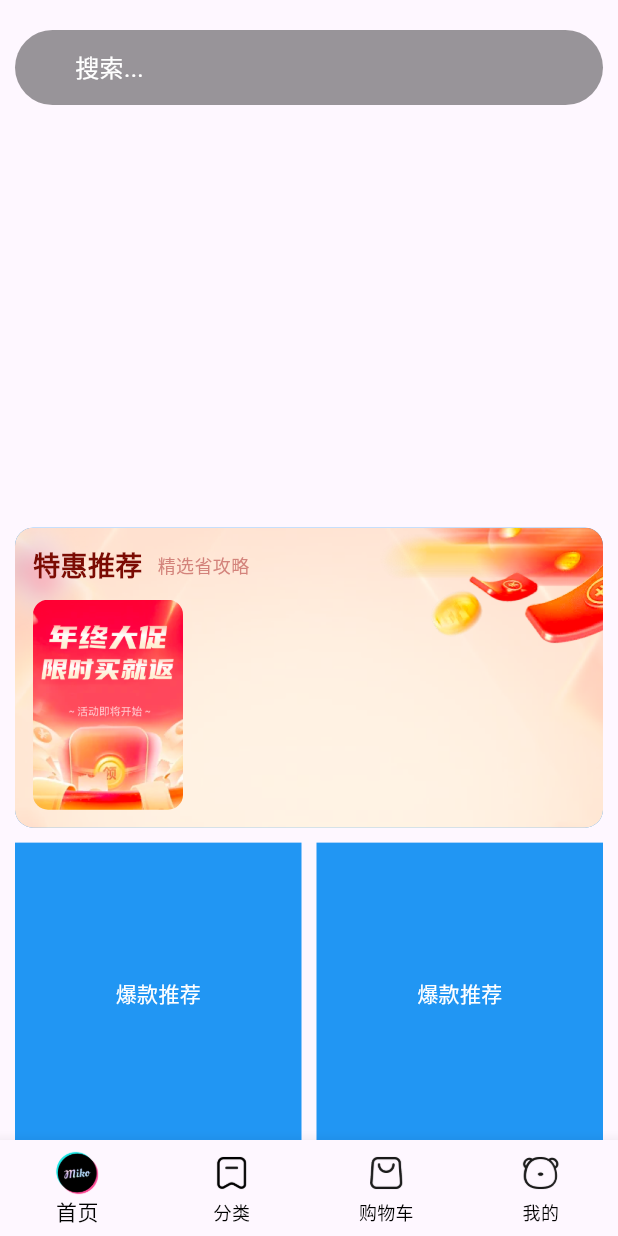
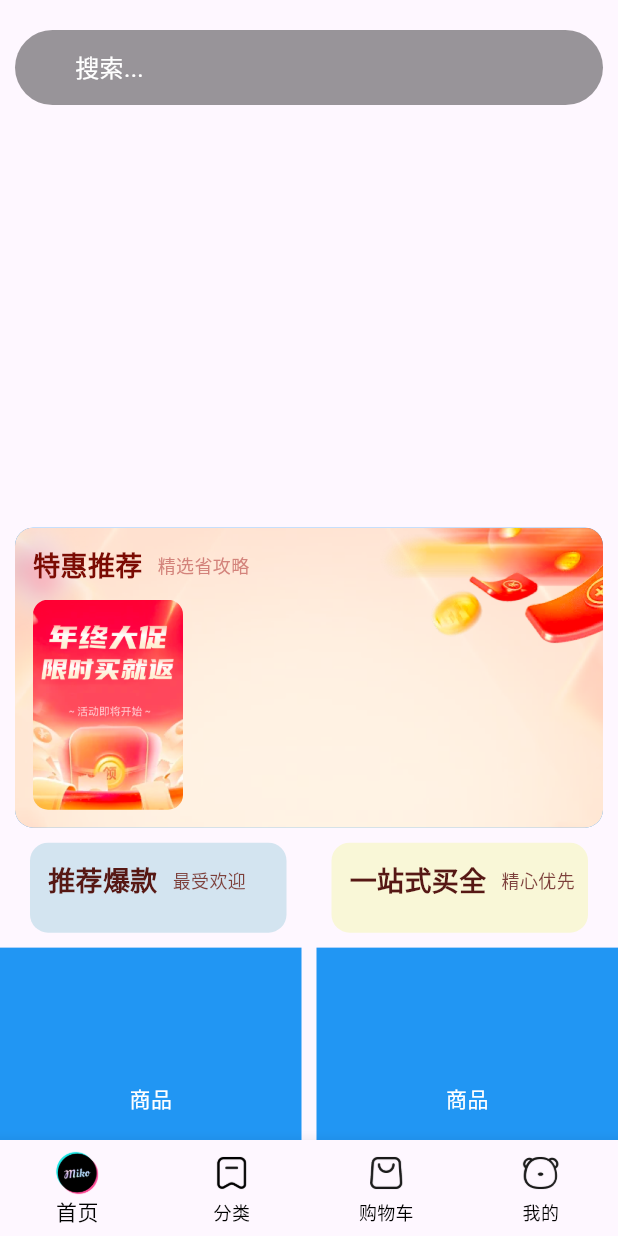
Before and after one commit to bleackking/bd_shop, a Flutter app: the screen it shows after launch, on a phone screen of 412 x 824 dp. Run offline on Flutter 3.47's test engine with Material 3 defaults, Android fonts, the phone set to English and light mode, and no system bars; drawn by our look-alikes of carousel_slider; our stand-ins replace dio; network calls fail.

Commit message:
实现爆款推荐和一站买全

```diff
--- a/lib/components/Home/BdHot.dart
+++ b/lib/components/Home/BdHot.dart
@@ -1,21 +1,111 @@
+import 'package:bd_shop/viewmodels/home.dart';
 import 'package:flutter/material.dart';
 
 // 爆款组件
 class BdHot extends StatefulWidget {
-  const BdHot({super.key});
+  // 热榜推荐
+  final SpecialRecommendResult result;
+  // 类型
+  final String type;
+  const BdHot({super.key, required this.result, required this.type});
 
   @override
   State<BdHot> createState() => _BdHotState();
 }
 
 class _BdHotState extends State<BdHot> {
+  // 获取前两条数据
+  // 类似于计算属性 .xxx就可以调用
+  // 方法() 调用
+  List<GoodsItem> get _items {
+    if (widget.result.subTypes.isEmpty) {
+      return [];
+    }
+    return widget.result.subTypes.first.goodsItems.items.take(2).toList();
+  }
+
+  // 构建子项
+  List<Widget> _getChildrenList() {
+    return _items.map((item) {
+      return Container(
+        width: 80,
+        decoration: BoxDecoration(borderRadius: BorderRadius.circular(12)),
+        child: Column(
+          mainAxisAlignment: MainAxisAlignment.center,
+          children: [
+            ClipRRect(
+              borderRadius: BorderRadius.circular(12),
+              child: Image.network(
+                item.picture,
+                errorBuilder: (context, error, stackTrace) =>
+                    Image.asset("lib/asset/images/1.jpg"),
+                width: 80,
+                height: 100,
+                fit: BoxFit.cover,
+              ),
+            ),
+            const SizedBox(height: 5),
+            Text(
+              "￥${item.price ?? 0}",
+              style: const TextStyle(
+                fontSize: 12,
+                color: Color.fromARGB(255, 86, 24, 20),
+              ),
+            ),
+          ],
+        ),
+      );
+    }).toList();
+  }
+
+  // 头部
+  Widget _buildHeader() {
+    return Row(
+      children: [
+        Text(
+          widget.type == "step" ? "一站式买全" : "推荐爆款",
+          style: const TextStyle(
+            color: Color.fromARGB(255, 86, 24, 20),
+            fontSize: 18,
+            fontWeight: FontWeight.w700,
+          ),
+        ),
+        const SizedBox(width: 10),
+        Text(
+          widget.type == "step" ? "精心优先" : "最受欢迎",
+          style: const TextStyle(
+            color: Color.fromARGB(255, 124, 63, 58),
+            fontSize: 12,
+          ),
+        ),
+      ],
+    );
+  }
+
   @override
   Widget build(BuildContext context) {
-    return Container(
-      color: Colors.blue,
-      alignment: Alignment.center,
-      height: 200,
-      child: Text("爆款推荐", style: TextStyle(color: Colors.white)),
+    return Padding(
+      padding: const EdgeInsets.symmetric(horizontal: 10),
+      child: Container(
+        alignment: Alignment.center,
+        padding: const EdgeInsets.all(12),
+        decoration: BoxDecoration(
+          borderRadius: BorderRadius.circular(12),
+          color: widget.type == "step"
+              ? const Color.fromARGB(255, 249, 247, 215)
+              : const Color.fromARGB(255, 211, 228, 240),
+        ),
+        child: Column(
+          children: [
+            _buildHeader(),
+            const SizedBox(height: 10),
+            Row(
+              mainAxisAlignment: MainAxisAlignment.spaceAround,
+              children: _getChildrenList(),
+            ),
+          ],
+        ),
+      ),
     );
   }
 }
--- a/lib/components/Home/BdSuggestion.dart
+++ b/lib/components/Home/BdSuggestion.dart
@@ -73,7 +73,7 @@ class _BdSuggestionState extends State<BdSuggestion> {
               errorBuilder: (context, error, stackTrace) {
                 // 当图片加载失败，返回新的部件替换原有的图片
                 return Image.asset(
-                  "lib/assets/images/home_cmd_inner.png",
+                  "lib/assets/images/1.jpg",
                   width: 100,
                   height: 140,
                   fit: BoxFit.cover,
--- a/lib/constants/index.dart
+++ b/lib/constants/index.dart
@@ -14,4 +14,8 @@ class HttpConstants {
   static const String CATEGORY_LIST = "/home/category/head";
   // 特惠推荐接口地址
   static const String PRODUCT_LIST = "/hot/preference";
+  // 热榜推荐地址
+  static const String IN_VOGUE_LIST = "/hot/inVogue";
+  // 一站式推荐地址
+  static const String ONE_STOP_LIST = "/hot/oneStop";
 }
--- a/lib/pages/Home/index.dart
+++ b/lib/pages/Home/index.dart
@@ -38,6 +38,18 @@ class _HomeViewState extends State<HomeView> {
     title: "",
     subTypes: [],
   );
+  // 热榜推荐数据
+  SpecialRecommendResult _inVogueResult = SpecialRecommendResult(
+    id: "",
+    title: "",
+    subTypes: [],
+  );
+  // 一站式推荐
+  SpecialRecommendResult _oneStepResult = SpecialRecommendResult(
+    id: "",
+    title: "",
+    subTypes: [],
+  );
 
   // 获取滚动容器的内容
   List<Widget> _getScrollChildren() {
@@ -67,9 +79,13 @@ class _HomeViewState extends State<HomeView> {
             direction: Axis.horizontal,
             children: [
               // Expanded：均分组件所占空间
-              Expanded(child: BdHot()), // 左边爆款组件
+              Expanded(
+                child: BdHot(result: _inVogueResult, type: "hot"),
+              ), // 左边爆款组件
               SizedBox(width: 10), // 中间间距
-              Expanded(child: BdHot()), // 右边爆款组件
+              Expanded(
+                child: BdHot(result: _oneStepResult, type: "step"),
+              ), // 右边爆款组件
             ],
           ),
         ),
@@ -88,6 +104,8 @@ class _HomeViewState extends State<HomeView> {
     _getBannerList();
     _getCategoryList();
     _getProductList();
+    _getInVogueList();
+    _getOneStepList();
   }
 
   // 获取轮播图列表
@@ -108,6 +126,18 @@ class _HomeViewState extends State<HomeView> {
     setState(() {});
   }
 
+  // 获取热榜推荐数据
+  void _getInVogueList() async {
+    _inVogueResult = await getInVogueListAPI();
+    setState(() {});
+  }
+
+  // 获取一站式推荐列表数据
+  void _getOneStepList() async {
+    _oneStepResult = await getOneStepListAPI();
+    setState(() {});
+  }
+
   @override
   Widget build(BuildContext context) {
     // 自由组合滚动容器，里面的元素必须是sliver家族的内容
```
Also changed, not shown: lib/api/home.dart (+16 -0 lines).
